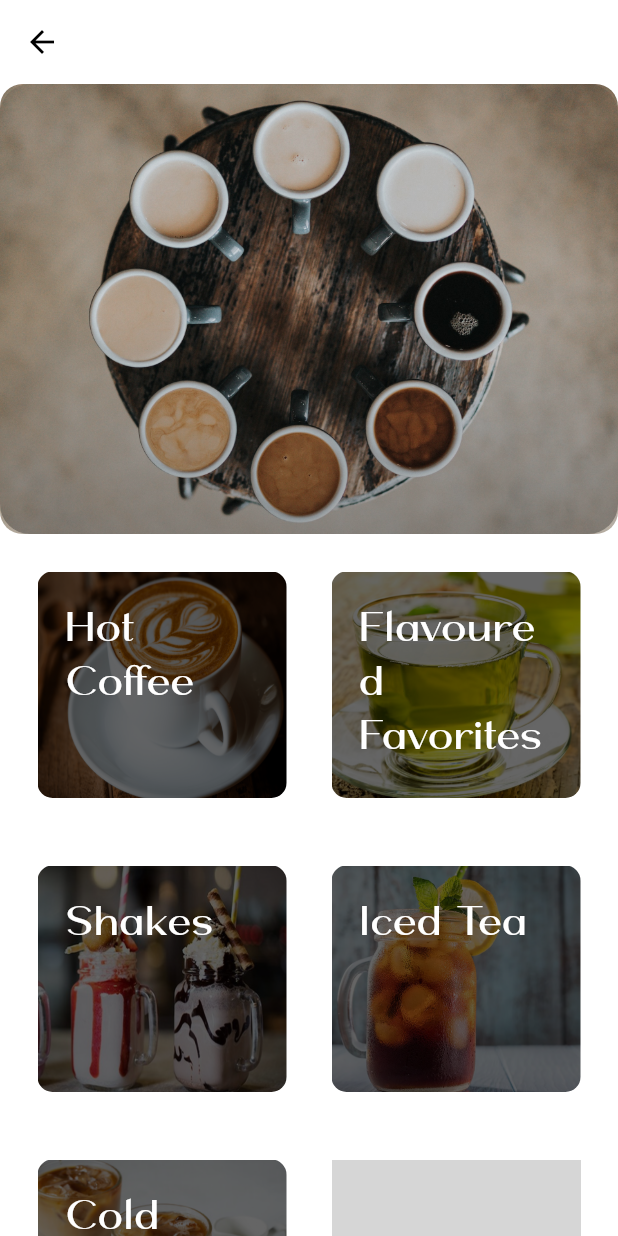
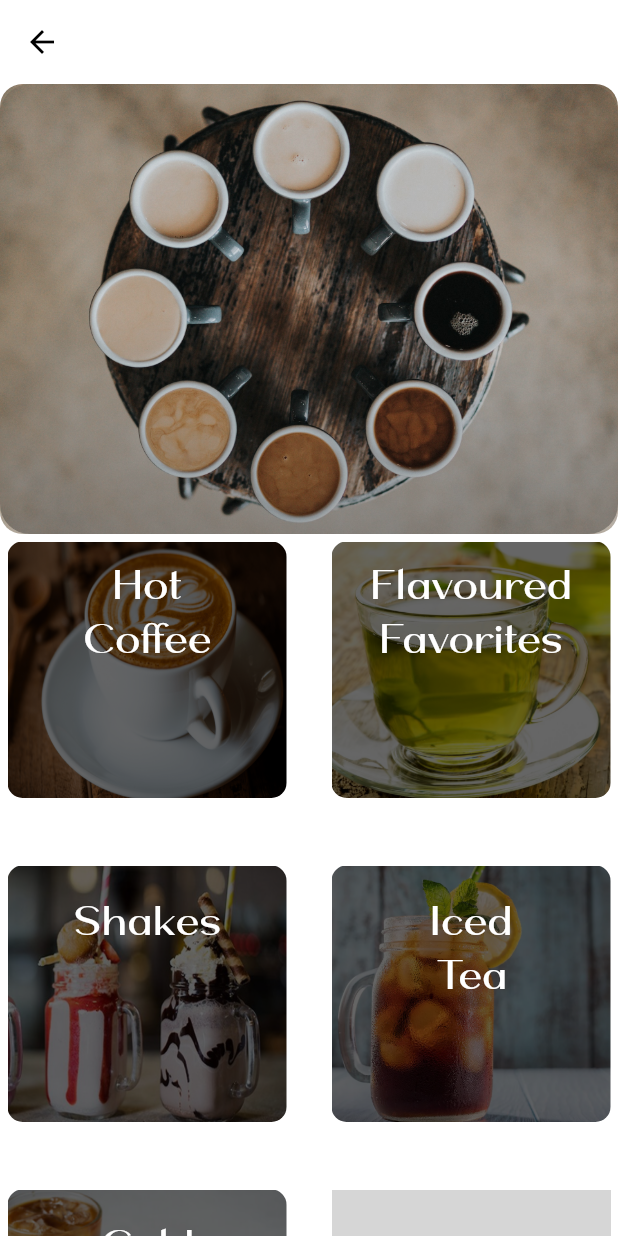
Before and after one commit to MohsinMaqbool9797/shawinn, a Flutter app: the screen it shows after launch, after a tap on "Coffee Shop", on a phone screen of 412 x 824 dp. Run offline on Flutter 3.47's test engine with Material 2 defaults, Android fonts, the phone set to English and light mode, and no system bars; our stand-ins replace animated_splash_screen, page_transition; grey boxes are pictures that could not be loaded.

Commit message:
all are  done

```diff
--- a/lib/CoffeeShop/teaRoom.dart
+++ b/lib/CoffeeShop/teaRoom.dart
@@ -108,7 +108,7 @@ class _TeaRoomState extends State<TeaRoomm> {
                 Expanded(
                   child: GridView.count(
                     primary: false,
-                    padding: const EdgeInsets.all(25),
+                    padding: const EdgeInsets.all(5),
                     crossAxisCount: 2,
                     crossAxisSpacing: 30,
                     mainAxisSpacing: 30,
@@ -131,17 +131,16 @@ class _TeaRoomState extends State<TeaRoomm> {
                               ),
                             ),
                             child: Padding(
-                              padding: const EdgeInsets.all(18.0),
-                              child: const Text.rich(
-                                TextSpan(
-                                  text: 'Hot Coffee \n',
+                              padding: const EdgeInsets.all(10.0),
+                              child: const Text(
+                                'Hot \nCoffee',
+                                textAlign: TextAlign.center,
                                 style: TextStyle(
                                   color: Colors.white,
                                   fontSize: 28.0,
                                   fontWeight: FontWeight.w600,
                                   fontFamily: 'Mansory',
                                 ), // default text style
-                                ),
                               ),
                             )),
                         onTap: () {
@@ -170,17 +169,16 @@ class _TeaRoomState extends State<TeaRoomm> {
                               ),
                             ),
                             child: Padding(
-                              padding: const EdgeInsets.all(18.0),
-                              child: const Text.rich(
-                                TextSpan(
-                                  text: 'Flavoured Favorites\n',
+                              padding: const EdgeInsets.all(10.0),
+                              child: const Text(
+                                'Flavoured\nFavorites',
+                                textAlign: TextAlign.center,
                                 style: TextStyle(
                                   color: Colors.white,
                                   fontSize: 28.0,
                                   fontWeight: FontWeight.w600,
                                   fontFamily: 'Mansory',
                                 ), // default text style
-                                ),
                               ),
                             )),
                         onTap: () {
@@ -210,16 +208,15 @@ class _TeaRoomState extends State<TeaRoomm> {
                             ),
                             child: Padding(
                               padding: const EdgeInsets.all(18.0),
-                              child: const Text.rich(
-                                TextSpan(
-                                  text: 'Shakes \n',
+                              child: const Text(
+                                'Shakes \n',
+                                textAlign: TextAlign.center,
                                 style: TextStyle(
                                   color: Colors.white,
                                   fontSize: 28.0,
                                   fontWeight: FontWeight.w600,
                                   fontFamily: 'Mansory',
                                 ), // default text style
-                                ),
                               ),
                             )),
                         onTap: () {
@@ -248,16 +245,15 @@ class _TeaRoomState extends State<TeaRoomm> {
                             ),
                             child: Padding(
                               padding: const EdgeInsets.all(18.0),
-                              child: const Text.rich(
-                                TextSpan(
-                                  text: 'Iced Tea \n',
+                              child: const Text(
+                                'Iced \nTea',
+                                textAlign: TextAlign.center,
                                 style: TextStyle(
                                   color: Colors.white,
                                   fontSize: 28.0,
                                   fontWeight: FontWeight.w600,
                                   fontFamily: 'Mansory',
                                 ), // default text style
-                                ),
                               ),
                             )),
                         onTap: () {
@@ -287,15 +283,15 @@ class _TeaRoomState extends State<TeaRoomm> {
                             ),
                             child: Padding(
                               padding: const EdgeInsets.all(18.0),
-                              child: const Text.rich(
-                                TextSpan(
-                                  text: 'Cold Coffiees\n',
+                              child: const Text(
+                                'Cold Coffiees\n',
+                                textAlign: TextAlign.center,
                                 style: TextStyle(
                                   color: Colors.white,
                                   fontSize: 28.0,
                                   fontWeight: FontWeight.w600,
                                   fontFamily: 'Mansory',
-                                  ), // default text style
+                                  // default text style
                                 ),
                               ),
                             )),
@@ -327,17 +323,16 @@ class _TeaRoomState extends State<TeaRoomm> {
                               ),
                             ),
                             child: Padding(
-                              padding: const EdgeInsets.all(18.0),
-                              child: const Text.rich(
-                                TextSpan(
-                                  text: 'Aerated Baverages\n',
+                              padding: const EdgeInsets.all(10.0),
+                              child: const Text(
+                                'Aerated \nBaverages',
+                                textAlign: TextAlign.center,
                                 style: TextStyle(
                                   color: Colors.white,
-                                    fontSize: 28.0,
+                                  fontSize: 26.0,
                                   fontWeight: FontWeight.w600,
                                   fontFamily: 'Mansory',
                                 ), // default text style
-                                ),
                               ),
                             )),
                         onTap: () {
@@ -366,16 +361,15 @@ class _TeaRoomState extends State<TeaRoomm> {
                             ),
                             child: Padding(
                               padding: const EdgeInsets.all(18.0),
-                              child: const Text.rich(
-                                TextSpan(
-                                  text: 'Sparkle\n',
+                              child: const Text(
+                                'Sparkle\n',
+                                textAlign: TextAlign.center,
                                 style: TextStyle(
                                   color: Colors.white,
                                   fontSize: 28.0,
                                   fontWeight: FontWeight.w600,
                                   fontFamily: 'Mansory',
                                 ), // default text style
-                                ),
                               ),
                             )),
                         onTap: () {
@@ -403,16 +397,16 @@ class _TeaRoomState extends State<TeaRoomm> {
                               ),
                             ),
                             child: Padding(
-                              padding: const EdgeInsets.all(18.0),
-                              child: const Text.rich(
-                                TextSpan(
-                                  text: 'Mocktails\n',
+                              padding: const EdgeInsets.all(10.0),
+                              child: const Text(
+                                'Mocktails\n',
+                                textAlign: TextAlign.center,
                                 style: TextStyle(
                                   color: Colors.white,
                                   fontSize: 28.0,
                                   fontWeight: FontWeight.w600,
                                   fontFamily: 'Mansory',
-                                  ), // default text style
+                                  // default text style
                                 ),
                               ),
                             )),
--- a/lib/main.dart
+++ b/lib/main.dart
@@ -68,7 +68,7 @@ class _MyHomePageState extends State<MyHomePage> {
                 Expanded(
                   child: Center(
                       child: Padding(
-                    padding: const EdgeInsets.all(10.0),
+                    padding: const EdgeInsets.all(5.0),
                     child: GridView.count(
                       primary: false,
                       padding: const EdgeInsets.all(10),
```
Also changed, not shown: lib/Resturant/item/main_RiceRotiRaita.dart (+3 -4 lines), lib/Resturant/item/main_international.dart (+3 -4 lines), lib/Resturant/item/main_locavore.dart (+3 -4 lines), lib/Resturant/item/main_northIndian.dart (+3 -4 lines), lib/Resturant/item/soup.dart (+3 -4 lines), lib/Resturant/item/starter.dart (+3 -4 lines), lib/Resturant/resturantSHop.dart (+15 -18 lines), lib/Resturant/sub_category/a_la_carte.dart (+14 -17 lines), lib/Resturant/sub_category/main_course.dart (+17 -22 lines). Lines whose indentation alone changed are shown as unchanged.
